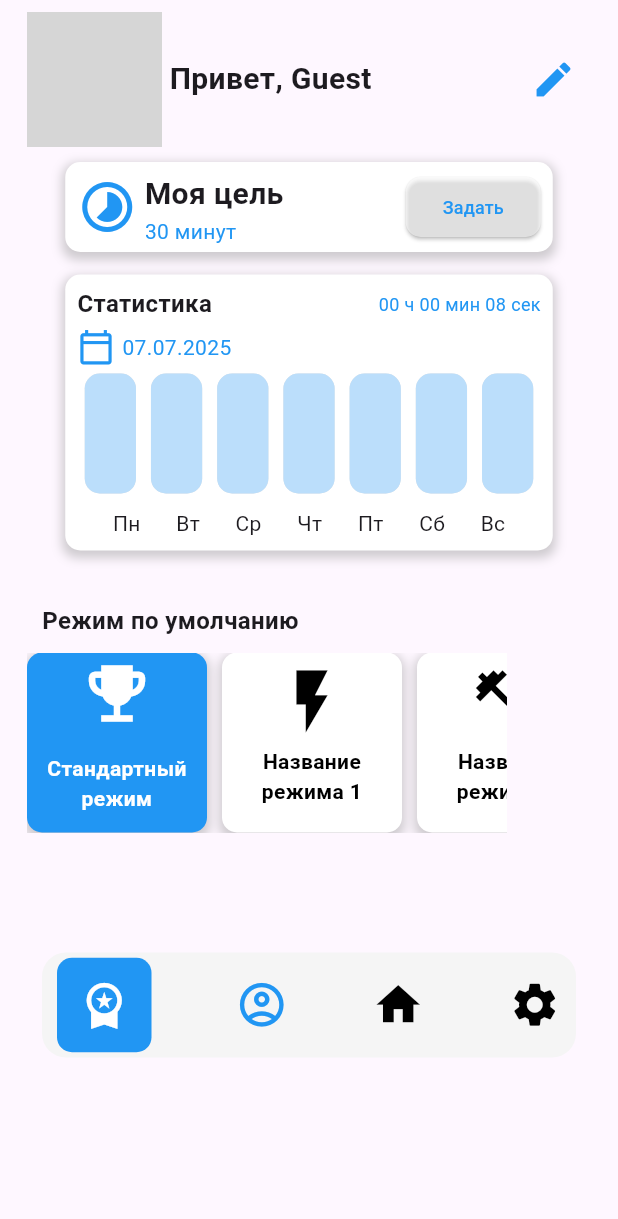
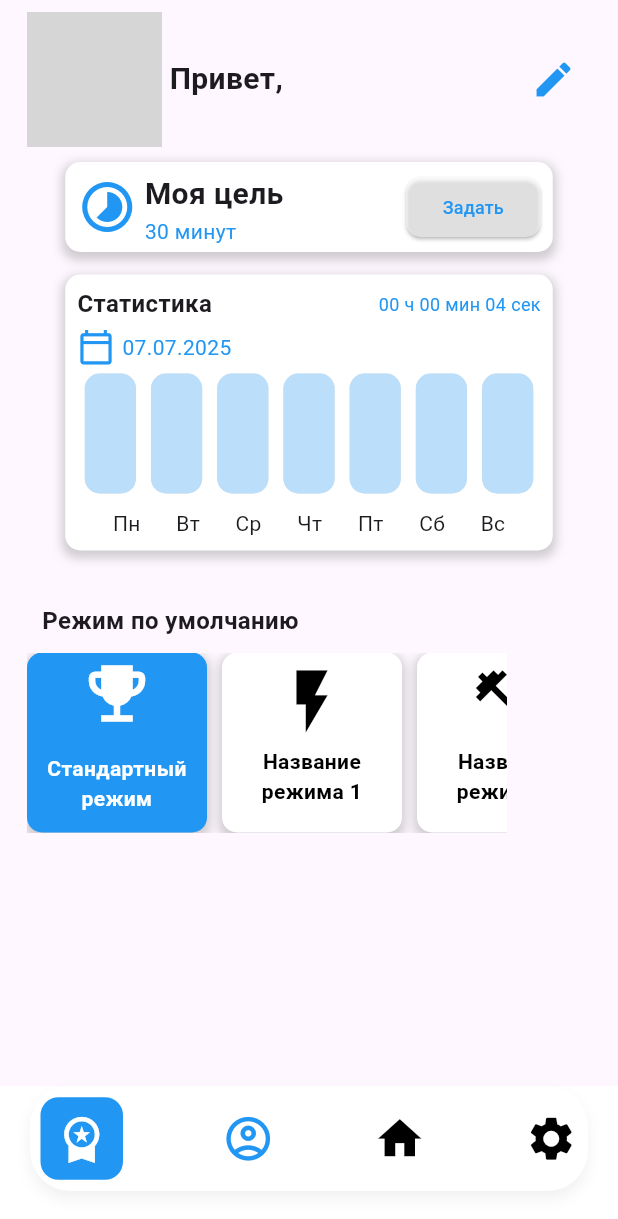
Before and after one commit to Prime-Apps-Dev/bar_fit, a Flutter app: the OneScreen screen opened directly, item 2 of the bottom bar chosen, after a tap on "Стандартный режим", after a tap on the "account circle" icon, on a phone screen of 412 x 824 dp. Shown: the top 1219 px of the screen. Run offline on Flutter 3.47's test engine with Material 3 defaults, Android fonts, the phone set to English and light mode, and no system bars; our stand-ins replace audioplayers, google_sign_in, googleapis_auth, image_picker, shared_preferences; missing offline and left inert: bar_fit, flutter_picker, googleapis; accounts and stored records are empty; statements that could not run were skipped; grey boxes are pictures that could not be loaded.

Commit message:
updated one_screen, profile_screen, three_screen, settings_screen, mode_screen, two_screen, mode_screen with new UI

```diff
--- a/lib/mode_screen.dart
+++ b/lib/mode_screen.dart
@@ -1,4 +1,5 @@
 import 'package:flutter/material.dart';
+
 class ModeScreen extends StatefulWidget {
   final List<Map<String, dynamic>> savedModes;
   final Function(Map<String, dynamic>) onModeSelected;
--- a/lib/one_screen.dart
+++ b/lib/one_screen.dart
@@ -433,27 +433,30 @@
     _pageController.animateToPage(0, duration: const Duration(milliseconds: 350), curve: Curves.ease);
   },
   child: Container(
-                  width: 48,
-                  height: 48,
+    width: 55,
+    height: 55,
     margin: const EdgeInsets.only(left: 7),
     decoration: BoxDecoration(
-                    color: _currentPage == 0 ? Colors.blue : Colors.transparent,
-                    borderRadius: BorderRadius.circular(16),
+      color: Colors.blue,  // фон всегда синий
+      borderRadius: BorderRadius.circular(12),
     ),
+    padding: const EdgeInsets.all(8),
     child: Icon(
       Icons.workspace_premium,
-                    color: _currentPage == 0 ? Colors.white : Colors.blue,
-                    size: 28,
+      color: Colors.white,  // иконка всегда белая
+      size: 35,
     ),
   ),
 ),
+
+
               const Spacer(),
               GestureDetector(
                 onTap: () {
                   _pageController.animateToPage(0, duration: const Duration(milliseconds: 350), curve: Curves.ease);
                 },
                 child: Icon(Icons.account_circle_outlined,
-                    color: _currentPage == 0 ? Colors.blue : Colors.black, size: 33),
+                    color: _currentPage == 0 ? Colors.blue : Colors.black, size: 35),
               ),
               const Spacer(),
               GestureDetector(
@@ -471,7 +474,7 @@
                 child: Padding(
                   padding: const EdgeInsets.only(right: 7),
                   child: Icon(Icons.settings,
-                      color: _currentPage == 2 ? Colors.blue : Colors.black, size: 28),
+                      color: _currentPage == 2 ? Colors.blue : Colors.black, size: 35),
                 ),
               ),
             ],
--- a/lib/profile_screen.dart
+++ b/lib/profile_screen.dart
@@ -617,60 +617,7 @@
           ),
         ),
         const SizedBox(height: 60),
-        Padding(
-          padding: const EdgeInsets.all(20),
-          child: Container(
-            height: 70,
-            width: double.infinity,
-            decoration: BoxDecoration(
-                color: Colors.grey.shade100,
-                borderRadius: BorderRadius.circular(16)),
-            child: Row(
-              children: [
-                GestureDetector(
-                  child: Container(
-                    decoration: BoxDecoration(
-                        color: Colors.blue,
-                        borderRadius: BorderRadius.circular(10)),
-                    padding: const EdgeInsets.all(14),
-                    margin: const EdgeInsets.only(left: 10),
-                    child: const Icon(Icons.workspace_premium,
-                        color: Colors.white, size: 35),
-                  ),
-                ),
-                const Spacer(),
-                GestureDetector(
-                  onTap: () => Navigator.push(
-                      context,
-                      MaterialPageRoute(
-                          builder: (context) => const ProfileScreen())),
-                  child: const Icon(Icons.account_circle_outlined,
-                      color: Colors.blue, size: 35),
-                ),
-                const Spacer(),
-                GestureDetector(
-                  onTap: () => Navigator.push(
-                      context,
-                      MaterialPageRoute(
-                          builder: (context) => const OneScreen())),
-                  child: const Icon(Icons.home, color: Colors.black, size: 35),
-                ),
-                const Spacer(),
-                GestureDetector(
-                  onTap: () => Navigator.push(
-                      context,
-                      MaterialPageRoute(
-                          builder: (context) =>  TwoScreen())),
-                  child: Padding(
-                    padding: const EdgeInsets.only(right: 10),
-                    child: const Icon(Icons.settings,
-                        color: Colors.black, size: 35),
-                  ),
-                ),
-              ],
-            ),
-          ),
-        ),
+
       ],
     );
   }
```
Also changed, not shown: lib/main.dart (+5 -6 lines), lib/settings_screen.dart (+32 -6 lines), lib/three_screen.dart (+11 -6 lines), lib/two_screen.dart (+241 -205 lines), pubspec.yaml (+21 -24 lines), pubspec.lock. Lines whose indentation alone changed are shown as unchanged.
